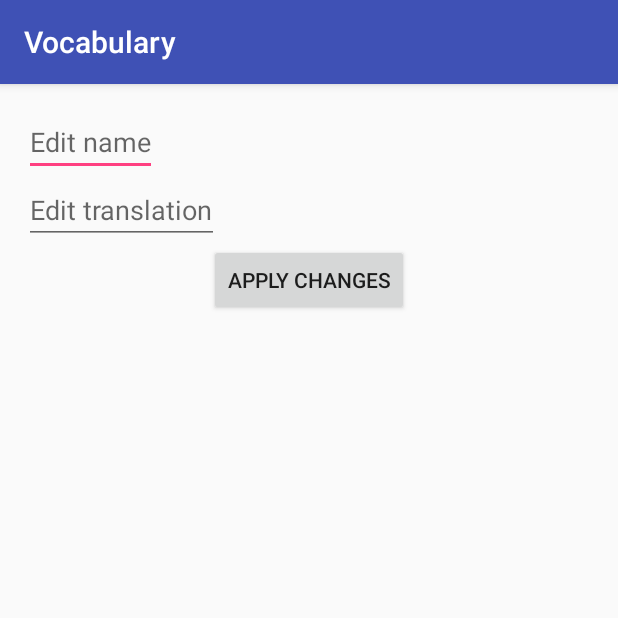
After one commit to Karabyn/Vocabulary, an Android app: the EditActivitySecond screen opened directly, with no data from a screen before it, on a phone screen of 412 x 824 dp, the top half of it. The commit adds this screen. Run offline under Robolectric (Android 15) with nearby library versions, the phone set to English and light mode, and no system bars.

Commit message:
27.01.17

```diff
--- a/app/src/main/AndroidManifest.xml
+++ b/app/src/main/AndroidManifest.xml
@@ -20,7 +20,8 @@
         </activity>
         <activity android:name=".MainActivity" />
         <activity android:name=".SecondActivity" />
-        <activity android:name=".EditActivity"></activity>
+        <activity android:name=".EditActivity" />
+        <activity android:name=".EditActivitySecond"></activity>
     </application>
 
 </manifest>
--- /dev/null
+++ b/app/src/main/java/com/detsyky/vocabulary/EditActivitySecond.java
@@ -0,0 +1,65 @@
+package com.detsyky.vocabulary;
+
+import android.content.ContentValues;
+import android.content.Intent;
+import android.database.Cursor;
+import android.database.sqlite.SQLiteDatabase;
+import android.support.v7.app.AppCompatActivity;
+import android.os.Bundle;
+import android.util.Log;
+import android.view.View;
+import android.widget.EditText;
+
+public class EditActivitySecond extends AppCompatActivity {
+
+    private DatabaseHelper dbHelper;
+    SQLiteDatabase database;
+    private String name,translation;
+
+    @Override
+    protected void onCreate(Bundle savedInstanceState) {
+        super.onCreate(savedInstanceState);
+        setContentView(R.layout.activity_edit_second);
+        dbHelper = new DatabaseHelper(this);
+        Intent intent=getIntent();
+        name=intent.getStringExtra(EditActivity.TAG_N);
+        translation=intent.getStringExtra(EditActivity.TAG_T);
+    }
+
+   public void Apply(View view)
+    {
+        String n_word,t_word, temp;
+        EditText et_name=(EditText)findViewById(R.id.et1);
+        EditText et_translation=(EditText)findViewById(R.id.et2);
+        n_word=et_name.getText().toString();
+        t_word=et_translation.getText().toString();
+        if(n_word.equals(""))
+        {
+            n_word=name;
+        }
+        else if(t_word.equals(""))
+        {
+            t_word=translation;
+        }
+        database = dbHelper.getWritableDatabase();
+        Cursor cursor = database.query(dbHelper.TABLE_NAME,null,null,null,null,null,null);
+        cursor.moveToFirst();
+        do
+        {
+            temp=cursor.getString(1);
+            if(name.equals(temp))
+            {
+                ContentValues cv = new ContentValues();
+                cv.put(DatabaseHelper.COLUMN_WORD, n_word);
+                cv.put(DatabaseHelper.COLUMN_TRANSLATE, t_word);
+                database.update(DatabaseHelper.TABLE_NAME, cv, "_id" + " = ?", new String[]{cursor.getString(0)});
+            }
+        }
+        while(cursor.moveToNext());
+        database.close();
+        cursor.close();
+        Intent intent2=new Intent(this, MainActivity.class);
+        startActivity(intent2);
+    }
+
+}
--- /dev/null
+++ b/app/src/main/res/layout/activity_edit_second.xml
@@ -0,0 +1,35 @@
+<?xml version="1.0" encoding="utf-8"?>
+<RelativeLayout xmlns:android="http://schemas.android.com/apk/res/android"
+    xmlns:tools="http://schemas.android.com/tools"
+    android:id="@+id/activity_edit"
+    android:layout_width="match_parent"
+    android:layout_height="match_parent"
+    android:paddingBottom="@dimen/activity_vertical_margin"
+    android:paddingLeft="@dimen/activity_horizontal_margin"
+    android:paddingRight="@dimen/activity_horizontal_margin"
+    android:paddingTop="@dimen/activity_vertical_margin"
+    tools:context="com.detsyky.vocabulary.EditActivity">
+
+    <EditText
+        android:layout_width="wrap_content"
+        android:layout_height="wrap_content"
+        android:layout_below="@id/activity_edit"
+        android:hint="Edit name"
+        android:id="@+id/et1"
+        />
+    <EditText
+        android:layout_width="wrap_content"
+        android:layout_height="wrap_content"
+        android:layout_below="@id/et1"
+        android:hint="Edit translation"
+        android:id="@+id/et2"
+        />
+    <Button
+        android:layout_width="wrap_content"
+        android:layout_height="wrap_content"
+        android:text="Apply changes"
+        android:layout_below="@id/et2"
+        android:layout_centerHorizontal="true"
+        android:onClick="Apply"
+        />
+</RelativeLayout>
```
Also changed, not shown: app/src/main/java/com/detsyky/vocabulary/EditActivity.java (+21 -28 lines), app/src/main/java/com/detsyky/vocabulary/MainActivity.java (+20 -4 lines), app/src/main/res/layout/activity_edit.xml (+71 -13 lines), app/src/main/res/drawable/a_ic.png (added).
